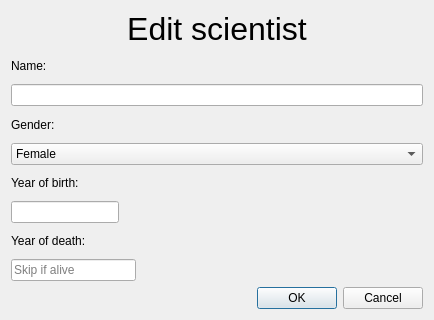
This is editscientist.ui in Hopur-50/Verkefni3 as Qt 5 draws it before an edit. The edited form follows.
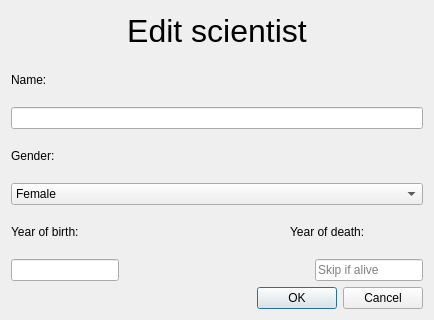
This is the edited form.

Patch:
```diff
--- a/editscientist.ui
+++ b/editscientist.ui
@@ -36,7 +36,7 @@
    <item>
     <widget class="QLabel" name="label">
      <property name="text">
-      <string>Name:</string>
+      <string>&lt;html&gt;&lt;head/&gt;&lt;body&gt;&lt;p&gt;Name:&lt;/p&gt;&lt;/body&gt;&lt;/html&gt;</string>
      </property>
     </widget>
    </item>
@@ -69,6 +69,8 @@
      </item>
     </widget>
    </item>
+   <item>
+    <layout class="QHBoxLayout" name="horizontalLayout">
    <item>
     <widget class="QLabel" name="label_3">
      <property name="text">
@@ -76,7 +78,34 @@
      </property>
     </widget>
    </item>
-   <item alignment="Qt::AlignLeft">
+     <item>
+      <spacer name="horizontalSpacer_2">
+       <property name="orientation">
+        <enum>Qt::Horizontal</enum>
+       </property>
+       <property name="sizeType">
+        <enum>QSizePolicy::Fixed</enum>
+       </property>
+       <property name="sizeHint" stdset="0">
+        <size>
+         <width>139</width>
+         <height>20</height>
+        </size>
+       </property>
+      </spacer>
+     </item>
+     <item>
+      <widget class="QLabel" name="label_5">
+       <property name="text">
+        <string>Year of death: </string>
+       </property>
+      </widget>
+     </item>
+    </layout>
+   </item>
+   <item>
+    <layout class="QHBoxLayout" name="horizontalLayout_3">
+     <item>
     <widget class="QLineEdit" name="lineYearOfBirth">
      <property name="enabled">
       <bool>true</bool>
@@ -102,11 +131,17 @@
     </widget>
    </item>
    <item>
-    <widget class="QLabel" name="label_5">
-     <property name="text">
-      <string>Year of death: </string>
-     </property>
-    </widget>
+      <spacer name="horizontalSpacer">
+       <property name="orientation">
+        <enum>Qt::Horizontal</enum>
+       </property>
+       <property name="sizeHint" stdset="0">
+        <size>
+         <width>40</width>
+         <height>20</height>
+        </size>
+       </property>
+      </spacer>
    </item>
    <item>
     <widget class="QLineEdit" name="lineYearOfDeath">
@@ -135,6 +170,8 @@
       <string>Skip if alive</string>
      </property>
     </widget>
+     </item>
+    </layout>
    </item>
    <item>
     <widget class="QDialogButtonBox" name="buttonOkCancel">
```
Left out of the diff: 5 changed lines with no effect on the pictures. Lines whose indentation alone changed are shown as unchanged.
